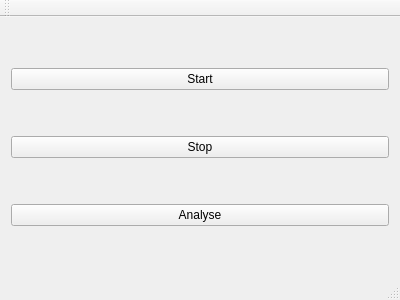
The window that mainwindow.ui (CucumisSativus/words-recognition) describes before a commit, drawn with Qt 5.
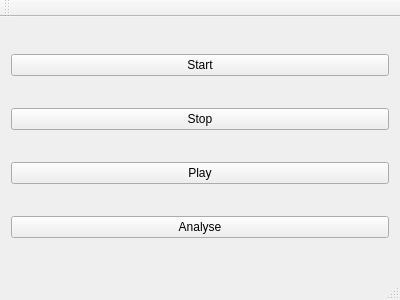
The same window after the commit.

What changed in the file:
```diff
--- a/mainwindow.ui
+++ b/mainwindow.ui
@@ -29,6 +29,13 @@
       </property>
      </widget>
     </item>
+    <item>
+     <widget class="QPushButton" name="buttonPlay">
+      <property name="text">
+       <string>Play</string>
+      </property>
+     </widget>
+    </item>
     <item>
      <widget class="QPushButton" name="buttonAnalyse">
       <property name="text">
```
